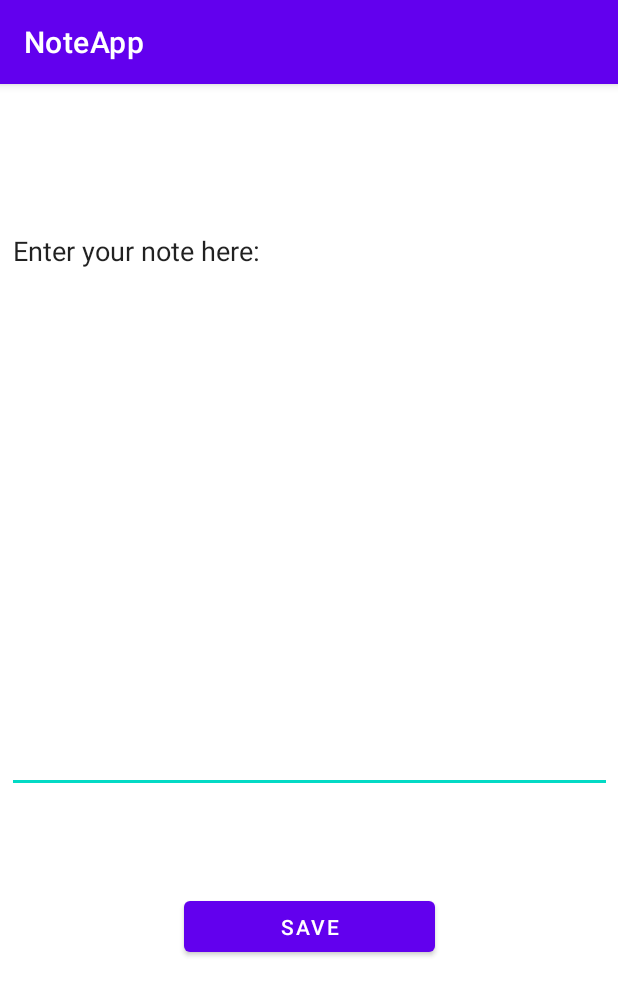
After one commit to JessieLuo/NoteApp, an Android app: the EditNoteActivity screen opened directly, with no data from a screen before it, on a phone screen of 412 x 824 dp. The commit adds this screen. Shown: the top 996 px of the screen. Run offline under Robolectric (Android 15) with nearby library versions, the phone set to English and light mode, and no system bars.

Commit message:
Second period submit

```diff
--- a/app/src/main/AndroidManifest.xml
+++ b/app/src/main/AndroidManifest.xml
@@ -9,6 +9,8 @@
         android:roundIcon="@mipmap/ic_launcher_round"
         android:supportsRtl="true"
         android:theme="@style/Theme.NoteApp">
+        <activity android:name=".ShowListActivity"></activity>
+        <activity android:name=".EditNoteActivity" />
         <activity android:name=".MainActivity">
             <intent-filter>
                 <action android:name="android.intent.action.MAIN" />
--- /dev/null
+++ b/app/src/main/java/com/example/noteapp/EditNoteActivity.java
@@ -0,0 +1,15 @@
+package com.example.noteapp;
+
+import androidx.appcompat.app.AppCompatActivity;
+
+import android.os.Bundle;
+
+public class EditNoteActivity extends AppCompatActivity {
+
+    @Override
+    protected void onCreate(Bundle savedInstanceState) {
+        super.onCreate(savedInstanceState);
+        setContentView(R.layout.activity_edit_note);
+
+    }
+}
--- /dev/null
+++ b/app/src/main/res/layout/activity_edit_note.xml
@@ -0,0 +1,38 @@
+<?xml version="1.0" encoding="utf-8"?>
+<androidx.constraintlayout.widget.ConstraintLayout xmlns:android="http://schemas.android.com/apk/res/android"
+    xmlns:app="http://schemas.android.com/apk/res-auto"
+    xmlns:tools="http://schemas.android.com/tools"
+    android:layout_width="match_parent"
+    android:layout_height="match_parent"
+    tools:context=".EditNoteActivity">
+
+    <EditText
+        android:id="@+id/EnterNoteEditText"
+        android:layout_width="403dp"
+        android:layout_height="384dp"
+        android:layout_marginTop="87dp"
+        android:layout_marginBottom="32dp"
+        android:ems="10"
+        android:gravity="top|left"
+        android:inputType="textPersonName"
+        android:text="Enter your note here:"
+        android:textAlignment="gravity"
+        app:layout_constraintBottom_toTopOf="@+id/saveButton"
+        app:layout_constraintEnd_toEndOf="parent"
+        app:layout_constraintStart_toStartOf="parent"
+        app:layout_constraintTop_toTopOf="parent" />
+
+    <Button
+        android:id="@+id/saveButton"
+        android:layout_width="167dp"
+        android:layout_height="46dp"
+        android:layout_marginStart="122dp"
+        android:layout_marginTop="32dp"
+        android:layout_marginEnd="122dp"
+        android:layout_marginBottom="182dp"
+        android:text="Save"
+        app:layout_constraintBottom_toBottomOf="parent"
+        app:layout_constraintEnd_toEndOf="parent"
+        app:layout_constraintStart_toStartOf="parent"
+        app:layout_constraintTop_toBottomOf="@+id/EnterNoteEditText" />
+</androidx.constraintlayout.widget.ConstraintLayout>
```
Also changed, not shown: app/src/main/java/com/example/noteapp/MainActivity.java (+22 -0 lines), app/src/main/java/com/example/noteapp/NoteDatabase.java (added, +41 -0 lines), app/src/main/java/com/example/noteapp/ShowListActivity.java (added, +14 -0 lines), app/src/main/java/com/example/noteapp/Util/Util.java (added, +10 -0 lines), app/src/main/res/layout/activity_show_list.xml (added, +12 -0 lines).
